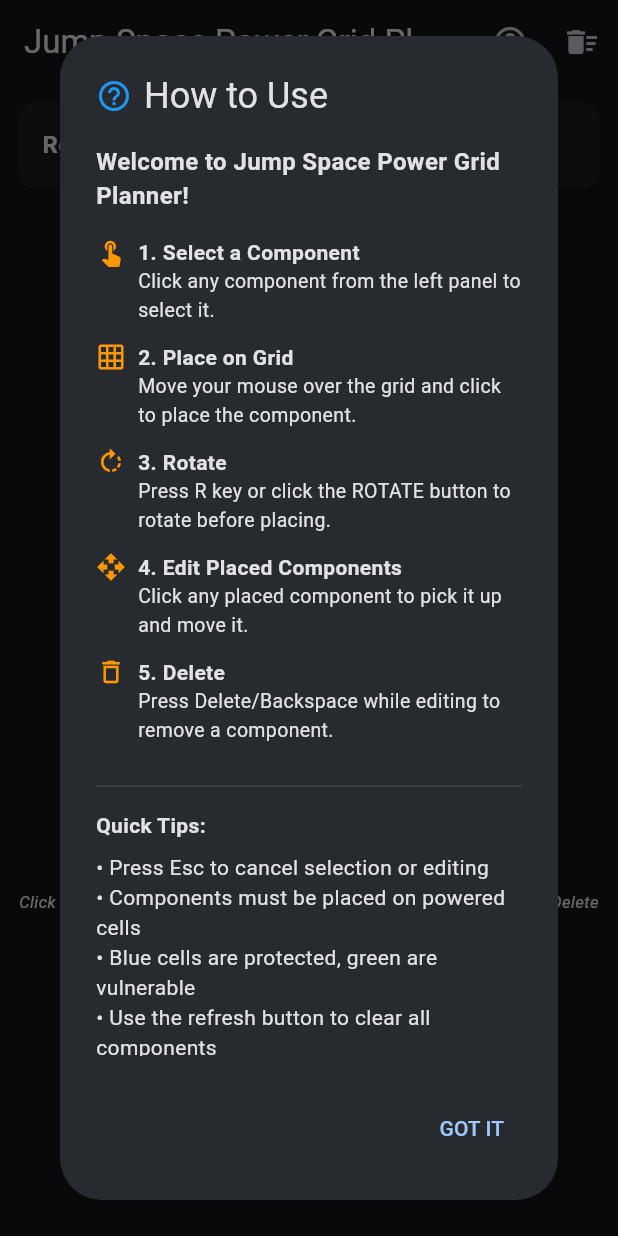
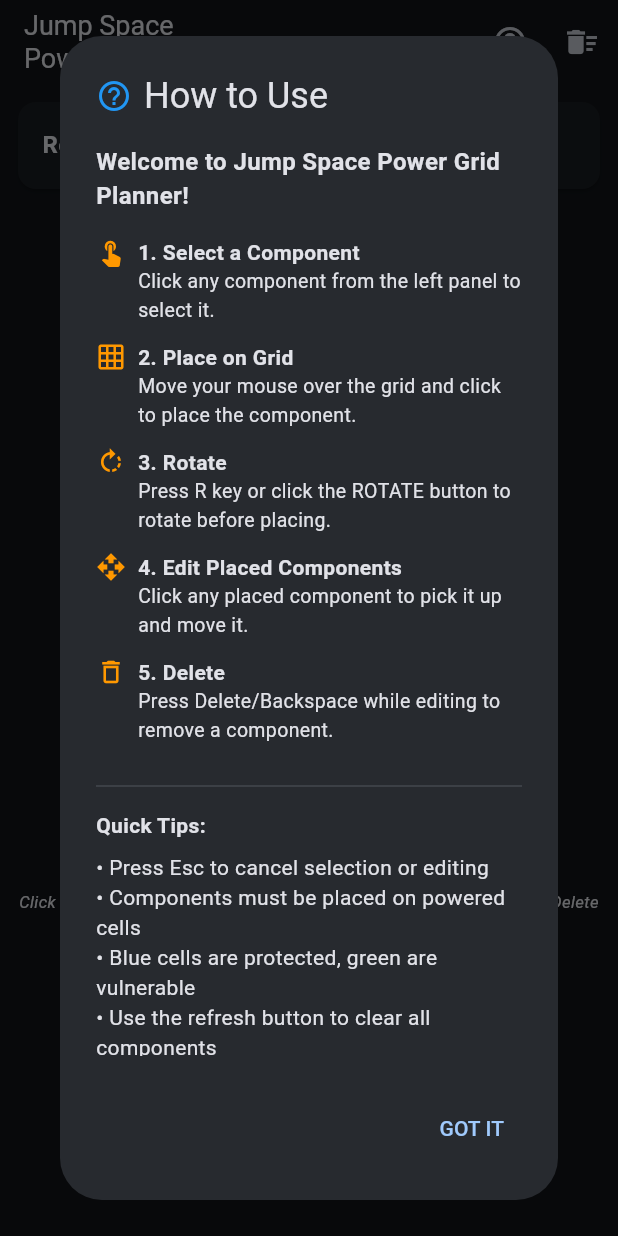
Before and after one commit to insomnolence/jump_space_planner, a Flutter app: the screen it shows after launch, on a phone screen of 412 x 824 dp. Run offline on Flutter 3.47's test engine with Material 3 defaults, Android fonts, the phone set to English and light mode, and no system bars; our stand-ins replace shared_preferences.

Commit message:
Fixes app title on small screens so it is not cut off. Also adds more intelligence on where the abbreviations are for parts once slotted so they are always visible despite shape configurations.

```diff
--- a/lib/screens/planner_screen.dart
+++ b/lib/screens/planner_screen.dart
@@ -376,9 +376,14 @@ class _PlannerScreenState extends State<PlannerScreen> {
           children: [
             Scaffold(
         appBar: AppBar(
-          title: const Text('Jump Space Power Grid Planner'),
+          title: _isMobileMode
+              ? const Text(
+                  'Jump Space\nPower Grid Planner',
+                  style: TextStyle(fontSize: 18, height: 1.2),
+                )
+              : const Text('Jump Space Power Grid Planner'),
           actions: [
-            if (_selectedComponent != null)
+            if (_selectedComponent != null && !_isMobileMode)
               Padding(
                 padding: const EdgeInsets.only(right: 8.0),
                 child: Row(
```
Also changed, not shown: lib/widgets/power_grid_widget.dart (+25 -1 lines).
